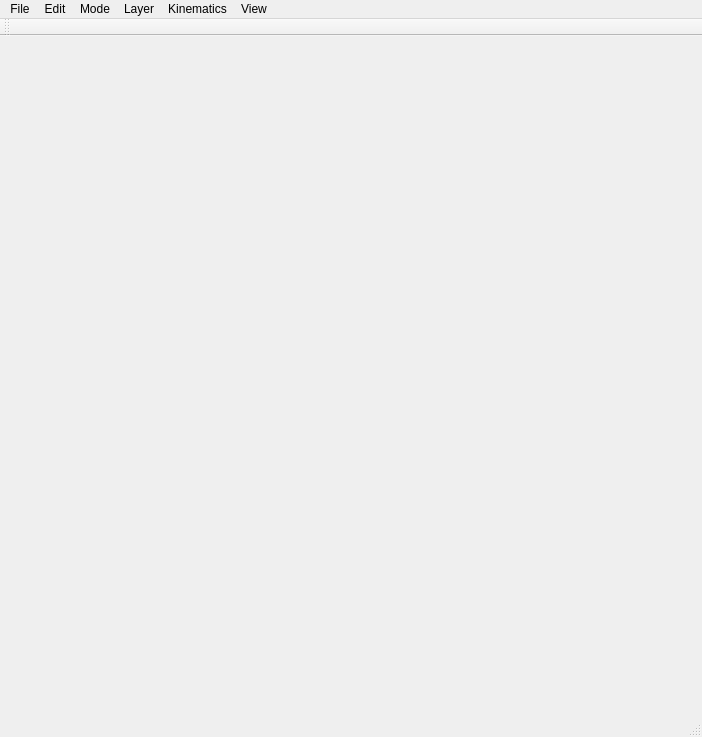
Before: the Qt Designer form KinematicDesign2D_ThreeBodies_MultiThread/MainWindow.ui in gnishida/KinematicDesign2D_ThreeBodies_MultiThread, drawn with Qt 5.
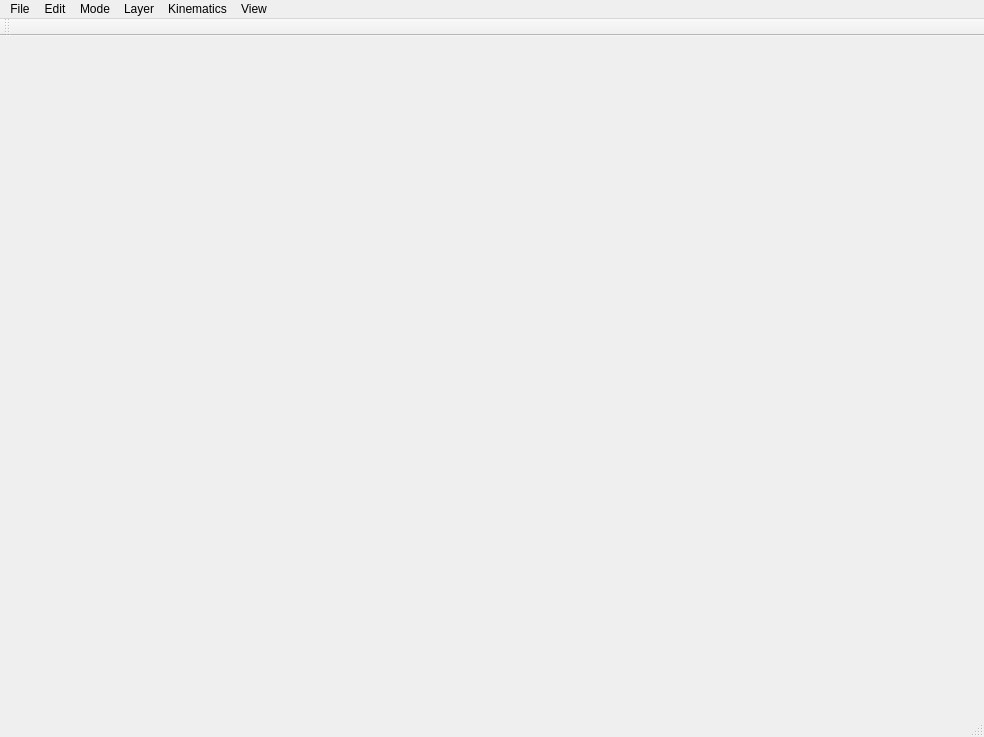
After: the same form once the commit is applied. Icons and pictures are not drawn.

Diff of the .ui file:
```diff
--- a/KinematicDesign2D_ThreeBodies_MultiThread/MainWindow.ui
+++ b/KinematicDesign2D_ThreeBodies_MultiThread/MainWindow.ui
@@ -6,7 +6,7 @@
    <rect>
     <x>0</x>
     <y>0</y>
-    <width>702</width>
+    <width>984</width>
     <height>737</height>
    </rect>
   </property>
@@ -19,7 +19,7 @@
     <rect>
      <x>0</x>
      <y>0</y>
-     <width>702</width>
+     <width>984</width>
      <height>21</height>
     </rect>
    </property>
```
Left out of the diff: 12 changed lines with no effect on the pictures.
